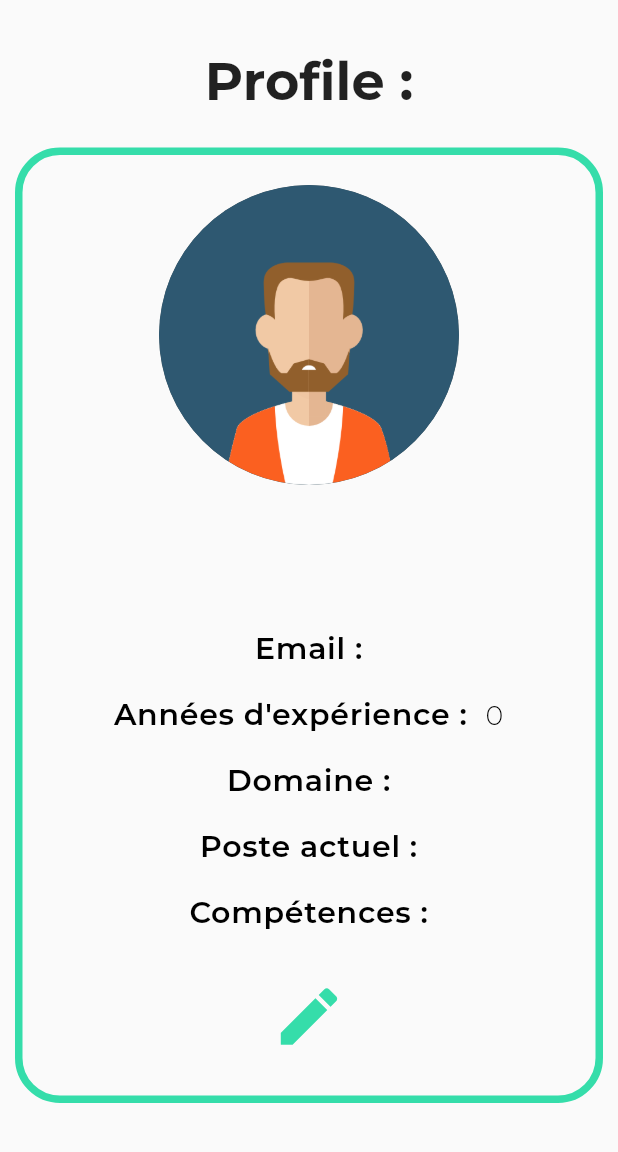
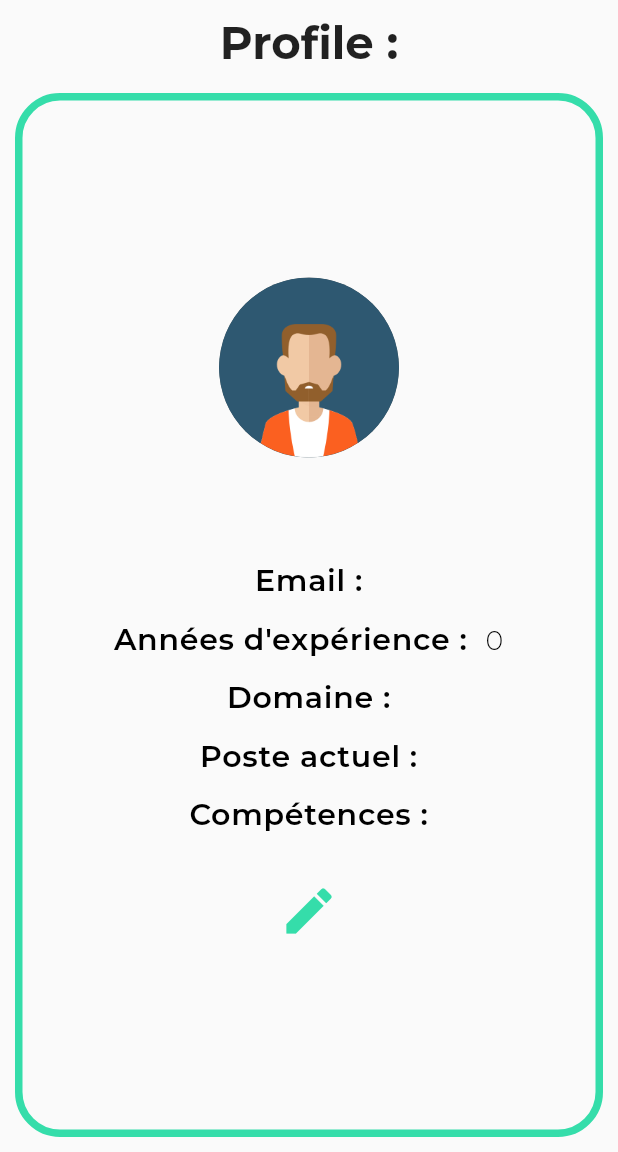
Before and after one commit to arghamza/RecruitMe, a Flutter app: the ApplicantProfile screen opened directly with empty values, on a phone screen of 412 x 824 dp, the part 84-1236 px from its top. Run offline on Flutter 3.47's test engine with Material 2 defaults, Android fonts, the phone set to English and light mode, and no system bars; our stand-ins replace cloud_firestore, expandable, file_picker, firebase_auth, firebase_core, firebase_storage and 5 more; missing offline and left inert: linkedin_login, ntp, textfield_tags; accounts and stored records are empty.

Commit message:
responsive user profile

```diff
--- a/lib/Demandeur/applicant_profile.dart
+++ b/lib/Demandeur/applicant_profile.dart
@@ -32,9 +32,13 @@ class _ApplicantProfileState extends State<ApplicantProfile> {
                 textAlign: TextAlign.center,
                 style: GoogleFonts.montserrat(
                   textStyle: const TextStyle(
-                      fontSize: 35, fontWeight: FontWeight.bold),
+                      fontSize: 30, fontWeight: FontWeight.bold),
                 )),
-            Center(
+            const SizedBox(
+              height: 15.0,
+            ),
+            Flexible(
+              child: Center(
                 child: Container(
                   decoration: BoxDecoration(
                       border:
@@ -42,7 +46,7 @@ class _ApplicantProfileState extends State<ApplicantProfile> {
                       borderRadius: BorderRadius.circular(30)),
                   child: Center(
                     child: Padding(
-                    padding: const EdgeInsets.all(20.0),
+                      padding: const EdgeInsets.all(5.0),
                       child: SingleChildScrollView(
                         child: Column(
                           children: [
@@ -52,28 +56,26 @@ class _ApplicantProfileState extends State<ApplicantProfile> {
                                   : Image.network(
                                       widget.user.img.toString(),
                                     ).image,
-                            radius: 100,
+                              minRadius: 30,
+                              maxRadius: 60,
                             ),
                             const SizedBox(
-                            height: 20.0,
+                              height: 10.0,
                             ),
-                          Expanded(
-                            flex: 0,
-                            child: Text(
+                            Text(
                               '${widget.user.FirstName} ${widget.user.SecondName}',
                               style: GoogleFonts.montserrat(
                                   textStyle: const TextStyle(
                                       color: Colors.black,
                                       letterSpacing: .5,
-                                      fontSize: 30),
+                                      fontSize: 25),
                                   fontWeight: FontWeight.w600),
-                            ),
                             ),
                             const SizedBox(
                               height: 20.0,
                             ),
                             Padding(
-                            padding: const EdgeInsets.only(top: 20.0),
+                              padding: const EdgeInsets.only(top: 10.0),
                               child: Column(
                                 children: [
                                   RichTextLine(
@@ -81,7 +83,7 @@ class _ApplicantProfileState extends State<ApplicantProfile> {
                                     title: 'Email :  ',
                                   ),
                                   const SizedBox(
-                                  height: 20.0,
+                                    height: 15.0,
                                   ),
                                   RichTextLine(
                                     text: widget.user.details!["expYears"]
@@ -89,21 +91,21 @@ class _ApplicantProfileState extends State<ApplicantProfile> {
                                     title: 'Années d\'expérience :  ',
                                   ),
                                   const SizedBox(
-                                  height: 20.0,
+                                    height: 15.0,
                                   ),
                                   RichTextLine(
                                     text: "${widget.user.details!["domaine"]}",
                                     title: 'Domaine :  ',
                                   ),
                                   const SizedBox(
-                                  height: 20.0,
+                                    height: 15.0,
                                   ),
                                   RichTextLine(
                                     text: "${widget.user.details!["poste"]}",
                                     title: 'Poste actuel :  ',
                                   ),
                                   const SizedBox(
-                                  height: 20.0,
+                                    height: 15.0,
                                   ),
                                   RichTextLine(
                                     text: getCompetences(
@@ -116,12 +118,13 @@ class _ApplicantProfileState extends State<ApplicantProfile> {
                                             MaterialPageRoute(
                                                 builder: (context) =>
                                                     ApplicantInfo(
-                                                    entreprise: widget.user
-                                                        .details!["entreprise"],
+                                                      entreprise:
+                                                          widget.user.details![
+                                                              "entreprise"],
                                                       domaine: widget.user
                                                           .details!["domaine"],
-                                                    poste: widget
-                                                        .user.details!["poste"],
+                                                      poste: widget.user
+                                                          .details!["poste"],
                                                       linkedin: widget.user
                                                           .details!["linkedin"],
                                                       expYears: widget.user
@@ -136,12 +139,13 @@ class _ApplicantProfileState extends State<ApplicantProfile> {
                                       child: const Icon(
                                         Icons.edit,
                                         color: Color(0xff35ddaa),
-                                      size: 50,
+                                        size: 40,
                                       ))
                                 ],
                               ),
                             ),
                           ],
+                        ),
                       ),
                     ),
                   ),
@@ -157,7 +161,7 @@ class _ApplicantProfileState extends State<ApplicantProfile> {
   String getCompetences(List<dynamic>? list) {
     String cpts = "\n";
     for (String word in list!) {
-      cpts += word + " \n";
+      cpts += word + " \n ";
     }
     return cpts;
   }
--- a/lib/Recruiter/recruiter_profile.dart
+++ b/lib/Recruiter/recruiter_profile.dart
@@ -21,7 +21,8 @@ class RecruiterProfile extends StatefulWidget {
 class _RecruiterProfileState extends State<RecruiterProfile> {
   @override
   Widget build(BuildContext context) {
-    return Scaffold(
+    return SafeArea(
+      child: Scaffold(
         appBar: projectAppBar(widget.user, context),
         body: Center(
           child: Expanded(
@@ -127,6 +128,7 @@ class _RecruiterProfileState extends State<RecruiterProfile> {
             ),
           ),
         ),
+      ),
     );
   }
 }
```
Also changed, not shown: 1 other file. Lines whose indentation alone changed are shown as unchanged.
